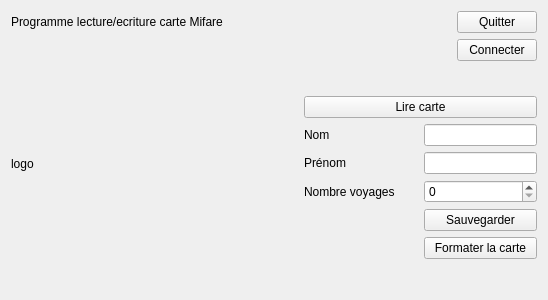
Qt form wireless_reader/mafenetre.ui (PeyGeyM0re/wireless_communication) before a commit.
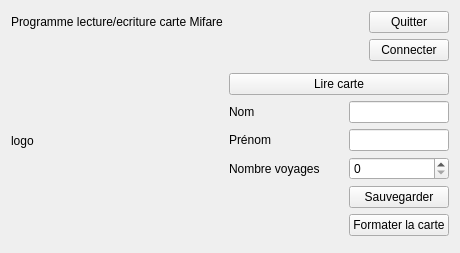
The same form after that commit.

```diff
--- a/wireless_reader/mafenetre.ui
+++ b/wireless_reader/mafenetre.ui
@@ -6,18 +6,57 @@
    <rect>
     <x>0</x>
     <y>0</y>
-    <width>548</width>
-    <height>300</height>
+    <width>417</width>
+    <height>249</height>
    </rect>
   </property>
   <property name="windowTitle">
    <string>MaFenetre</string>
   </property>
   <layout class="QGridLayout" name="gridLayout_4">
-   <item row="3" column="2">
+   <item row="0" column="1">
+    <spacer name="horizontalSpacer">
+     <property name="orientation">
+      <enum>Qt::Horizontal</enum>
+     </property>
+     <property name="sizeHint" stdset="0">
+      <size>
+       <width>40</width>
+       <height>20</height>
+      </size>
+     </property>
+    </spacer>
+   </item>
+   <item row="7" column="2">
+    <spacer name="verticalSpacer">
+     <property name="orientation">
+      <enum>Qt::Vertical</enum>
+     </property>
+     <property name="sizeHint" stdset="0">
+      <size>
+       <width>20</width>
+       <height>40</height>
+      </size>
+     </property>
+    </spacer>
+   </item>
+   <item row="4" column="1">
+    <spacer name="verticalSpacer_2">
+     <property name="orientation">
+      <enum>Qt::Vertical</enum>
+     </property>
+     <property name="sizeHint" stdset="0">
+      <size>
+       <width>20</width>
+       <height>40</height>
+      </size>
+     </property>
+    </spacer>
+   </item>
+   <item row="3" column="1">
     <widget class="QLabel" name="readerName">
      <property name="text">
-      <string>                                            </string>
+      <string/>
      </property>
     </widget>
    </item>
@@ -35,34 +74,21 @@
      </property>
     </widget>
    </item>
-   <item row="3" column="3">
+   <item row="3" column="2">
     <widget class="QPushButton" name="connect">
      <property name="text">
       <string>Connecter</string>
      </property>
     </widget>
    </item>
-   <item row="0" column="3">
+   <item row="0" column="2">
     <widget class="QPushButton" name="quit">
      <property name="text">
       <string>Quitter</string>
      </property>
     </widget>
    </item>
-   <item row="0" column="1">
-    <spacer name="horizontalSpacer_2">
-     <property name="orientation">
-      <enum>Qt::Horizontal</enum>
-     </property>
-     <property name="sizeHint" stdset="0">
-      <size>
-       <width>40</width>
-       <height>20</height>
-      </size>
-     </property>
-    </spacer>
-   </item>
-   <item row="6" column="2" colspan="2">
+   <item row="6" column="1" colspan="2">
     <layout class="QGridLayout" name="gridLayout_3">
      <item row="1" column="2">
       <widget class="QLineEdit" name="userFirstNameEditor"/>
@@ -110,46 +136,7 @@
      </item>
     </layout>
    </item>
-   <item row="7" column="3">
-    <spacer name="verticalSpacer">
-     <property name="orientation">
-      <enum>Qt::Vertical</enum>
-     </property>
-     <property name="sizeHint" stdset="0">
-      <size>
-       <width>20</width>
-       <height>40</height>
-      </size>
-     </property>
-    </spacer>
-   </item>
-   <item row="4" column="2">
-    <spacer name="verticalSpacer_2">
-     <property name="orientation">
-      <enum>Qt::Vertical</enum>
-     </property>
-     <property name="sizeHint" stdset="0">
-      <size>
-       <width>20</width>
-       <height>40</height>
-      </size>
-     </property>
-    </spacer>
-   </item>
-   <item row="0" column="2">
-    <spacer name="horizontalSpacer">
-     <property name="orientation">
-      <enum>Qt::Horizontal</enum>
-     </property>
-     <property name="sizeHint" stdset="0">
-      <size>
-       <width>40</width>
-       <height>20</height>
-      </size>
-     </property>
-    </spacer>
-   </item>
-   <item row="5" column="2" colspan="2">
+   <item row="5" column="1" colspan="2">
     <widget class="QPushButton" name="readCard">
      <property name="text">
       <string>Lire carte</string>
```
